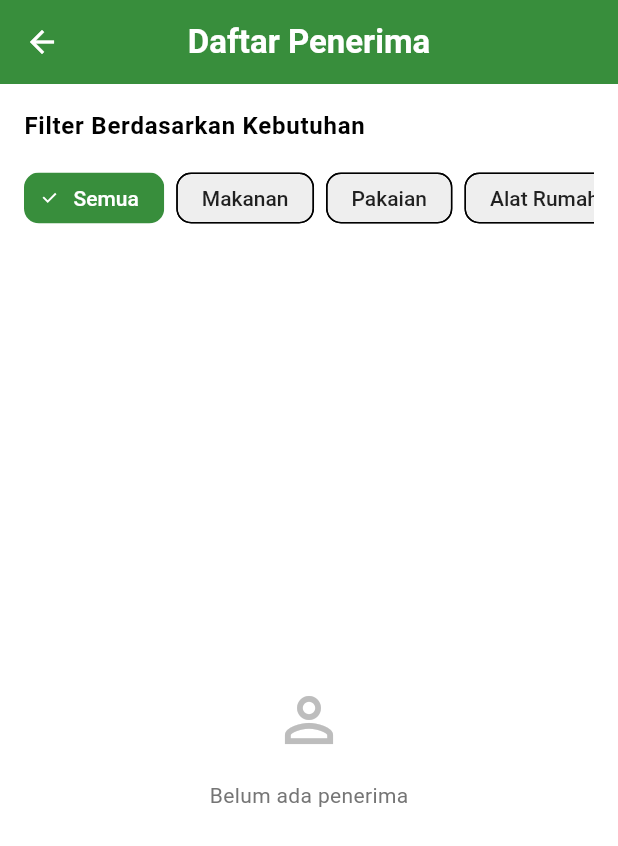
After one commit to renleeuw8-debug/aplikasi-donasi-makanan, a Flutter app: the DaftarPenerimaPage screen opened directly, on a phone screen of 412 x 824 dp. The commit adds this screen. Shown: the top 846 px of the screen. Run offline on Flutter 3.47's test engine with Material 3 defaults, Android fonts, the phone set to English and light mode, and no system bars; our stand-ins replace cloud_firestore, file_picker, firebase_auth, geolocator, image_picker, webview_flutter; accounts and stored records are empty; network calls fail.

Commit message:
add and update

```diff
--- /dev/null
+++ b/lib/screens/petugas/daftar_penerima_page.dart
@@ -0,0 +1,274 @@
+import 'package:flutter/material.dart';
+import '../../services/api_service.dart';
+
+class DaftarPenerimaPage extends StatefulWidget {
+  const DaftarPenerimaPage({super.key});
+
+  @override
+  State<DaftarPenerimaPage> createState() => _DaftarPenerimaPageState();
+}
+
+class _DaftarPenerimaPageState extends State<DaftarPenerimaPage> {
+  late Future<List<dynamic>> _penerimaList;
+  String _selectedKebutuhan = 'Semua';
+  final List<String> _kebutuhanFilter = [
+    'Semua',
+    'Makanan',
+    'Pakaian',
+    'Alat Rumah Tangga',
+    'Peralatan Sekolah',
+    'Obat-obatan',
+    'Peralatan Kerja',
+  ];
+
+  @override
+  void initState() {
+    super.initState();
+    _loadPenerima();
+  }
+
+  void _loadPenerima() {
+    _penerimaList = _fetchPenerima();
+  }
+
+  Future<List<dynamic>> _fetchPenerima() async {
+    try {
+      // Fetch semua donasi untuk melihat kebutuhan
+      final donasi = await ApiService.getAllDonasi();
+
+      // Extract unique penerima dari donasi
+      Map<int, Map<String, dynamic>> penerimaMap = {};
+
+      for (var d in donasi) {
+        if (d['penerima_id'] != null) {
+          penerimaMap.putIfAbsent(
+            d['penerima_id'],
+            () => {
+              'id': d['penerima_id'],
+              'nama': d['penerima_nama'] ?? 'Penerima',
+              'alamat': d['penerima_alamat'] ?? '-',
+              'kontak': d['penerima_kontak'] ?? '-',
+              'kebutuhan': [],
+            },
+          );
+
+          // Add kebutuhan jika ada
+          if (d['penerima_kebutuhan'] != null &&
+              !(penerimaMap[d['penerima_id']]!['kebutuhan'] as List).contains(
+                d['penerima_kebutuhan'],
+              )) {
+            (penerimaMap[d['penerima_id']]!['kebutuhan'] as List).add(
+              d['penerima_kebutuhan'],
+            );
+          }
+        }
+      }
+
+      return penerimaMap.values.toList();
+    } catch (e) {
+      debugPrint('Error loading penerima: $e');
+      return [];
+    }
+  }
+
+  List<dynamic> _filterPenerima(List<dynamic> penerima) {
+    if (_selectedKebutuhan == 'Semua') {
+      return penerima;
+    }
+    return penerima.where((p) {
+      List kebutuhan = p['kebutuhan'] ?? [];
+      return kebutuhan.contains(_selectedKebutuhan);
+    }).toList();
+  }
+
+  @override
+  Widget build(BuildContext context) {
+    final color = Theme.of(context).colorScheme;
+
+    return Scaffold(
+      appBar: AppBar(
+        backgroundColor: color.primary,
+        elevation: 0,
+        centerTitle: true,
+        title: const Text(
+          'Daftar Penerima',
+          style: TextStyle(color: Colors.white, fontWeight: FontWeight.w700),
+        ),
+        iconTheme: const IconThemeData(color: Colors.white),
+      ),
+      body: Column(
+        children: [
+          // Filter Kebutuhan
+          Padding(
+            padding: const EdgeInsets.all(16),
+            child: Column(
+              crossAxisAlignment: CrossAxisAlignment.start,
+              children: [
+                Text(
+                  'Filter Berdasarkan Kebutuhan',
+                  style: Theme.of(
+                    context,
+                  ).textTheme.bodyLarge?.copyWith(fontWeight: FontWeight.w600),
+                ),
+                const SizedBox(height: 12),
+                SingleChildScrollView(
+                  scrollDirection: Axis.horizontal,
+                  child: Row(
+                    children: _kebutuhanFilter.map((kebutuhan) {
+                      final isSelected = kebutuhan == _selectedKebutuhan;
+                      return Padding(
+                        padding: const EdgeInsets.only(right: 8),
+                        child: FilterChip(
+                          label: Text(kebutuhan),
+                          selected: isSelected,
+                          backgroundColor: Colors.grey[200],
+                          selectedColor: color.primary,
+                          labelStyle: TextStyle(
+                            color: isSelected ? Colors.white : Colors.black87,
+                            fontWeight: FontWeight.w500,
+                          ),
+                          onSelected: (selected) {
+                            setState(() => _selectedKebutuhan = kebutuhan);
+                          },
+                        ),
+                      );
+                    }).toList(),
+                  ),
+                ),
+              ],
+            ),
+          ),
+          // Daftar Penerima
+          Expanded(
+            child: FutureBuilder<List<dynamic>>(
+              future: _penerimaList,
+              builder: (context, snapshot) {
+                if (snapshot.connectionState == ConnectionState.waiting) {
+                  return Center(
+                    child: CircularProgressIndicator(color: color.primary),
+                  );
+                }
+
+                if (snapshot.hasError) {
+                  return Center(
+                    child: Column(
+                      mainAxisAlignment: MainAxisAlignment.center,
+                      children: [
+                        const Icon(
+                          Icons.error_outline,
+                          size: 48,
+                          color: Colors.red,
+                        ),
+                        const SizedBox(height: 16),
+                        Text('Error: ${snapshot.error}'),
+                      ],
+                    ),
+                  );
+                }
+
+                if (!snapshot.hasData || snapshot.data!.isEmpty) {
+                  return Center(
+                    child: Column(
+                      mainAxisAlignment: MainAxisAlignment.center,
+                      children: [
+                        Icon(
+                          Icons.person_outline,
+                          size: 48,
+                          color: Colors.grey.shade400,
+                        ),
+                        const SizedBox(height: 16),
+                        Text(
+                          'Belum ada penerima',
+                          style: TextStyle(color: Colors.grey.shade600),
+                        ),
+                      ],
+                    ),
+                  );
+                }
+
+                final filteredPenerima = _filterPenerima(snapshot.data!);
+
+                if (filteredPenerima.isEmpty) {
+                  return Center(
+                    child: Column(
+                      mainAxisAlignment: MainAxisAlignment.center,
+                      children: [
+                        Icon(
+                          Icons.filter_list_off,
+                          size: 48,
+                          color: Colors.grey.shade400,
+                        ),
+                        const SizedBox(height: 16),
+                        Text(
+                          'Tidak ada penerima dengan kebutuhan $_selectedKebutuhan',
+                          style: TextStyle(color: Colors.grey.shade600),
+                        ),
+                      ],
+                    ),
+                  );
+                }
+
+                return ListView.builder(
+                  padding: const EdgeInsets.symmetric(
+                    horizontal: 16,
+                    vertical: 8,
+                  ),
+                  itemCount: filteredPenerima.length,
+                  itemBuilder: (context, index) {
+                    final penerima = filteredPenerima[index];
+                    final kebutuhan =
+                        (penerima['kebutuhan'] as List?)?.join(', ') ?? '-';
+
+                    return Card(
+                      margin: const EdgeInsets.only(bottom: 12),
+                      child: ListTile(
+                        leading: CircleAvatar(
+                          backgroundColor: color.primary,
+                          child: const Icon(Icons.person, color: Colors.white),
+                        ),
+                        title: Text(
+                          penerima['nama'] ?? 'Penerima',
+                          style: const TextStyle(fontWeight: FontWeight.w600),
+                        ),
+                        subtitle: Column(
+                          crossAxisAlignment: CrossAxisAlignment.start,
+                          children: [
+                            const SizedBox(height: 4),
+                            Text(
+                              '📍 ${penerima['alamat'] ?? "-"}',
+                              maxLines: 1,
+                              overflow: TextOverflow.ellipsis,
+                              style: const TextStyle(fontSize: 12),
+                            ),
+                            const SizedBox(height: 2),
+                            Text(
+                              '🎁 Kebutuhan: $kebutuhan',
+                              maxLines: 1,
+                              overflow: TextOverflow.ellipsis,
+                              style: TextStyle(
+                                fontSize: 12,
+                                color: color.primary,
+                                fontWeight: FontWeight.w500,
+                              ),
+                            ),
+                            const SizedBox(height: 2),
+                            Text(
+                              '📞 ${penerima['kontak'] ?? "-"}',
+                              style: const TextStyle(fontSize: 12),
+                            ),
+                          ],
+                        ),
+                        isThreeLine: true,
+                        trailing: const Icon(Icons.arrow_forward_ios, size: 16),
+                      ),
+                    );
+                  },
+                );
+              },
+            ),
+          ),
+        ],
+      ),
+    );
+  }
+}
```
Also changed, not shown: lib/screens/petugas/laporan_penanganan_page.dart (added, +304 -0 lines), lib/screens/petugas/petugas_home_page.dart (+12 -0 lines).
